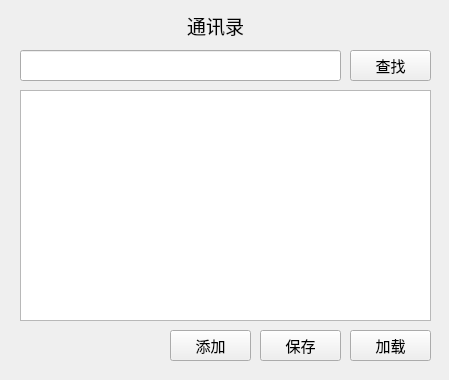
Before: the Qt Designer form addrbook/addrbook.ui in JetMuffin/AddrBook, drawn with Qt 5.
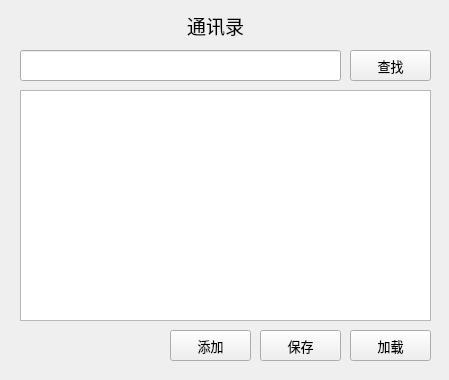
After: the same form once the commit is applied.

```diff
--- a/addrbook/addrbook.ui
+++ b/addrbook/addrbook.ui
@@ -35,8 +35,8 @@
     </property>
     <property name="font">
      <font>
-      <family>造字工房尚黑（非商用）细体</family>
-      <pointsize>11</pointsize>
+      <family>微软雅黑</family>
+      <pointsize>10</pointsize>
      </font>
     </property>
     <property name="text">
@@ -64,8 +64,8 @@
     </property>
     <property name="font">
      <font>
-      <family>造字工房尚黑（非商用）细体</family>
-      <pointsize>11</pointsize>
+      <family>微软雅黑</family>
+      <pointsize>10</pointsize>
      </font>
     </property>
     <property name="text">
@@ -83,8 +83,8 @@
     </property>
     <property name="font">
      <font>
-      <family>造字工房尚黑（非商用）细体</family>
-      <pointsize>11</pointsize>
+      <family>微软雅黑</family>
+      <pointsize>10</pointsize>
      </font>
     </property>
     <property name="text">
@@ -102,8 +102,8 @@
     </property>
     <property name="font">
      <font>
-      <family>造字工房尚黑（非商用）细体</family>
-      <pointsize>11</pointsize>
+      <family>微软雅黑</family>
+      <pointsize>10</pointsize>
      </font>
     </property>
     <property name="text">
```
